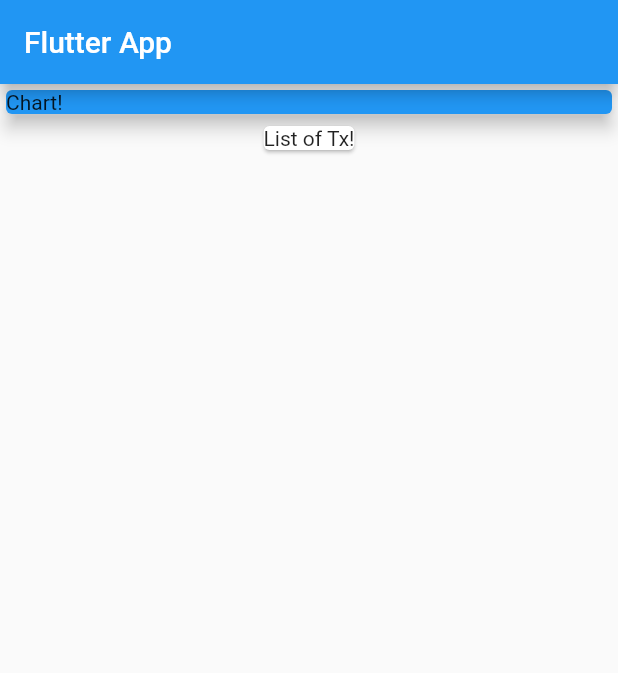
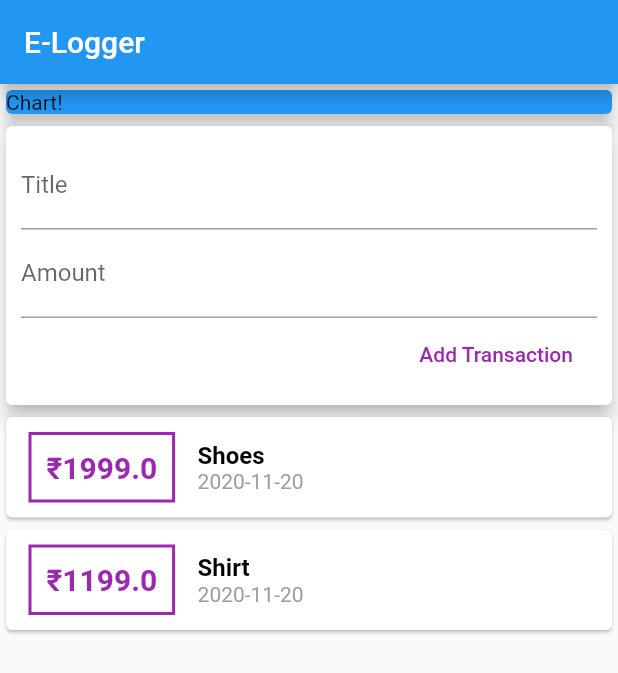
Before and after one commit to its-charan-here/Flutter-Apps, a Flutter app: the screen it shows after launch, on a phone screen of 412 x 824 dp. Shown: the top 673 px of the screen. Run offline on Flutter 3.47's test engine with Material 2 defaults, Android fonts, the phone set to English and light mode, and no system bars.

Commit message:
E-Transaction app

```diff
--- a/expense_app/lib/main.dart
+++ b/expense_app/lib/main.dart
@@ -1,4 +1,6 @@
 import 'package:flutter/material.dart';
+
+import './widgets/user_transactions.dart';
 
 void main() => runApp(MyApp());
 
@@ -6,30 +8,38 @@ class MyApp extends StatelessWidget {
   @override
   Widget build(BuildContext context) {
     return MaterialApp(
-      title: 'Flutter App',
+      title: 'Expense Logger',
       home: MyHomePage(),
     );
   }
 }
 
 class MyHomePage extends StatelessWidget {
+  // String titleInput;
+  // String amountInput;
+  final titleController = TextEditingController();
+  final amountController = TextEditingController();
+
   @override
   Widget build(BuildContext context) {
     return Scaffold(
       appBar: AppBar(
-        title: Text('Flutter App'),
+        title: Text('E-Logger'),
       ),
       body: Column(
+        // mainAxisAlignment: MainAxisAlignment.spaceAround,
+        crossAxisAlignment: CrossAxisAlignment.stretch,
         children: <Widget>[
           Container(
             width: double.infinity,
             child: Card(
+              // card is the child of the parent container which clearly sets the size
               color: Colors.blue,
               child: Text('Chart!'),
               elevation: 5,
             ),
           ),
-          Card(child: Text('List of Tx!'))
+          UserTransactions()
         ],
       ),
     );
--- /dev/null
+++ b/expense_app/lib/models/transaction.dart
@@ -0,0 +1,14 @@
+import 'package:flutter/foundation.dart';
+class Transaction {
+  final String id;
+  final String title;
+  final double amount;
+  final DateTime date;
+
+  Transaction({
+    @required this.id,
+    @required this.title,
+    @required this.amount,
+    @required this.date,
+  });
+}
--- /dev/null
+++ b/expense_app/lib/widgets/new_transaction.dart
@@ -0,0 +1,42 @@
+import 'package:flutter/material.dart';
+
+class NewTransaction extends StatelessWidget {
+  final Function addTx;
+  final titleController = TextEditingController();
+  final amountController = TextEditingController();
+
+  NewTransaction(this.addTx);
+
+  @override
+  Widget build(BuildContext context) {
+    return Card(
+      elevation: 5,
+      child: Container(
+        padding: EdgeInsets.all(10),
+        child: Column(
+          crossAxisAlignment: CrossAxisAlignment.end,
+          children: <Widget>[
+            TextField(
+              decoration: InputDecoration(labelText: 'Title '),
+              controller: titleController,
+            ),
+            TextField(
+              decoration: InputDecoration(labelText: 'Amount '),
+              controller: amountController,
+            ),
+            FlatButton(
+              child: Text('Add Transaction'),
+              textColor: Colors.purple,
+              onPressed: () {
+                addTx(
+                  titleController.text,
+                  double.parse(amountController.text),
+                );
+              },
+            ),
+          ],
+        ),
+      ),
+    );
+  }
+}
--- /dev/null
+++ b/expense_app/lib/widgets/transaction_list.dart
@@ -0,0 +1,64 @@
+import 'package:flutter/material.dart';
+import 'package:intl/intl.dart';
+
+import '../models/transaction.dart';
+
+class TransactionList extends StatelessWidget {
+  final List<Transaction> transactions;
+
+  TransactionList(this.transactions);
+
+  @override
+  Widget build(BuildContext context) {
+    return Column(
+      children: transactions.map((tx) {
+        return Card(
+          child: Row(
+            children: <Widget>[
+              Container(
+                margin: EdgeInsets.symmetric(
+                  vertical: 10,
+                  horizontal: 15,
+                ),
+                decoration: BoxDecoration(
+                  border: Border.all(
+                    color: Colors.purple,
+                    width: 2,
+                  ),
+                ),
+                padding: EdgeInsets.all(10),
+                child: Text(
+                  '₹${tx.amount}',
+                  style: TextStyle(
+                      fontWeight: FontWeight.bold,
+                      fontSize: 20,
+                      color: Colors.purple),
+                ),
+              ),
+              Column(
+                crossAxisAlignment: CrossAxisAlignment.start,
+                children: <Widget>[
+                  Text(
+                    tx.title,
+                    style: TextStyle(
+                      fontWeight: FontWeight.bold,
+                      fontSize: 16,
+                      color: Colors.black,
+                    ),
+                  ),
+                  Text(
+                    DateFormat('yyyy-MM-dd').format(tx.date),
+                    // DateFormat().format(tx.date),
+                    style: TextStyle(
+                      color: Colors.grey,
+                    ),
+                  ),
+                ],
+              )
+            ],
+          ),
+        );
+      }).toList(),
+    );
+  }
+}
--- /dev/null
+++ b/expense_app/lib/widgets/user_transactions.dart
@@ -0,0 +1,51 @@
+import 'package:flutter/material.dart';
+import 'package:intl/intl.dart';
+
+import './new_transaction.dart';
+import './transaction_list.dart';
+import '../models/transaction.dart';
+
+class UserTransactions extends StatefulWidget {
+  @override
+  _UserTransactionsState createState() => _UserTransactionsState();
+}
+
+class _UserTransactionsState extends State<UserTransactions> {
+  final List<Transaction> _userTransactions = [
+    Transaction(
+      id: 't1',
+      title: 'Shoes',
+      amount: 1999.00,
+      date: DateTime.now(),
+    ),
+    Transaction(
+      id: 't2',
+      title: 'Shirt',
+      amount: 1199.00,
+      date: DateTime.now(),
+    )
+  ];
+
+  void _addNewTransaction(String txTitle, double txAmount) {
+    final newTx = Transaction(
+      title: txTitle,
+      amount: txAmount,
+      date: DateTime.now(),
+      id: DateTime.now().toString(),
+    );
+
+    setState(() {
+      _userTransactions.add(newTx);
+    });
+  }
+
+  @override
+  Widget build(BuildContext context) {
+    return Column(
+      children: <Widget>[
+        NewTransaction(_addNewTransaction),
+        TransactionList(_userTransactions),
+      ],
+    );
+  }
+}
--- a/expense_app/pubspec.yaml
+++ b/expense_app/pubspec.yaml
@@ -23,6 +23,7 @@ environment:
 dependencies:
   flutter:
     sdk: flutter
+  intl: ^0.16.1
 
 
   # The following adds the Cupertino Icons font to your application.
```
Also changed, not shown: expense_app/pubspec.lock.
